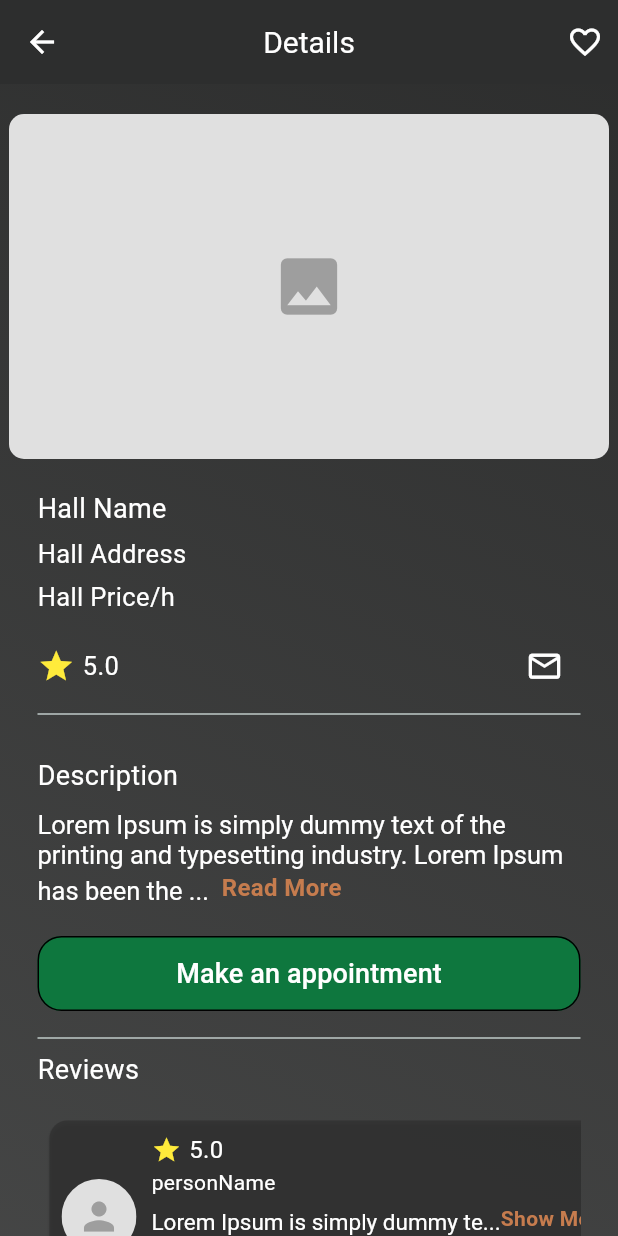
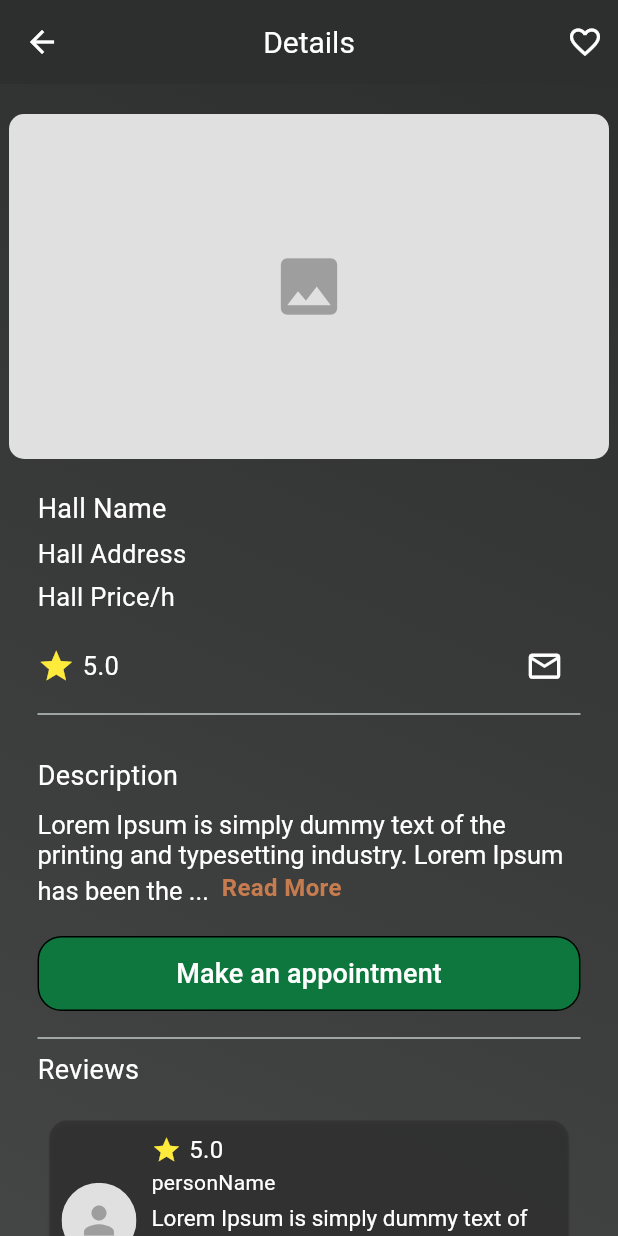
Before and after one commit to Siocic/rekreacija-ui, a Flutter app: the screen it shows after launch, after a tap on "LOGIN", after a tap on "Katolicki skolski centar", on a phone screen of 412 x 824 dp. Run offline on Flutter 3.47's test engine with Material 3 defaults, Android fonts, the light colour scheme and no system bars; our stand-ins replace google_fonts, syncfusion_flutter_calendar, syncfusion_flutter_datepicker.

Commit message:
changes on mobile app

```diff
--- a/rekreacija_mobile/lib/main.dart
+++ b/rekreacija_mobile/lib/main.dart
@@ -12,13 +12,12 @@ class MyApp extends StatelessWidget {
     return MaterialApp(
       title: 'Flutter Demo',
       theme: ThemeData(
-        colorScheme: ColorScheme.fromSeed(seedColor: Color.fromRGBO(14, 121, 115, 0)),
+        colorScheme: ColorScheme.fromSeed(seedColor: const Color.fromRGBO(14, 121, 115, 0)),
         useMaterial3: true,
       ),
       initialRoute: AppRoutes.login,
       routes: AppRoutes.getRoutes(),
       debugShowCheckedModeBanner: false,
-
     );
   }
 }
--- a/rekreacija_mobile/lib/screens/hall_details_screen.dart
+++ b/rekreacija_mobile/lib/screens/hall_details_screen.dart
@@ -1,6 +1,7 @@
 import 'package:flutter/material.dart';
 import 'package:google_fonts/google_fonts.dart';
 import 'package:rekreacija_mobile/widgets/custom_appbar.dart';
+import 'package:rekreacija_mobile/widgets/custom_decoration.dart';
 import 'package:rekreacija_mobile/widgets/review_card.dart';
 
 class HallDetailsScreen extends StatefulWidget {
@@ -11,7 +12,6 @@ class HallDetailsScreen extends StatefulWidget {
 
 class _HallDetailsScreenState extends State<HallDetailsScreen> {
   bool _isExpanded = false;
-  final bool _isCommentExapnded = false;
 
   @override
   Widget build(BuildContext context) {
@@ -36,12 +36,7 @@ class _HallDetailsScreenState extends State<HallDetailsScreen> {
       body: SingleChildScrollView(
         child: Container(
           width: double.infinity,
-          decoration: const BoxDecoration(
-            gradient: LinearGradient(colors: [
-              Color.fromARGB(225, 19, 19, 19),
-              Color.fromARGB(225, 49, 49, 49),
-            ], begin: Alignment.topRight, end: Alignment.bottomLeft),
-          ),
+          decoration: customDecoration,
           child: Column(
             crossAxisAlignment: CrossAxisAlignment.start,
             children: [
@@ -188,9 +183,12 @@ class _HallDetailsScreenState extends State<HallDetailsScreen> {
                     ),
                     const SizedBox(height: 5.0),
                     SizedBox(
-                      height: _isCommentExapnded ? 180.0 : 160.0,
-                      child: ListView.builder(
-                        scrollDirection: Axis.horizontal,
+                      height: 165.0 ,
+                      child: PageView.builder(
+                        controller: PageController(
+                          viewportFraction: 1.0,
+                          initialPage: 0
+                        ),
                         itemCount: 3,
                         itemBuilder: (context, index) {
                           return Padding(
--- a/rekreacija_mobile/lib/screens/homepage_screen.dart
+++ b/rekreacija_mobile/lib/screens/homepage_screen.dart
@@ -1,6 +1,7 @@
 import 'package:flutter/material.dart';
 import 'package:google_fonts/google_fonts.dart';
 import 'package:rekreacija_mobile/routes.dart';
+import 'package:rekreacija_mobile/widgets/custom_decoration.dart';
 import 'package:rekreacija_mobile/widgets/hall_card.dart';
 
 class HomePageScreen extends StatefulWidget {
@@ -45,16 +46,7 @@ class _HomePageScreen extends State<HomePageScreen> {
     return Container(
       width: double.infinity,
       height: double.infinity,
-      decoration: const BoxDecoration(
-        gradient: LinearGradient(
-          colors: [
-            Color.fromARGB(225, 19, 19, 19),
-            Color.fromARGB(225, 49, 49, 49),
-          ],
-          begin: Alignment.topRight,
-          end: Alignment.bottomLeft,
-        ),
-      ),
+      decoration: customDecoration,
       child: Center(
         child: Column(
           children: [
--- a/rekreacija_mobile/lib/screens/tabs_screen.dart
+++ b/rekreacija_mobile/lib/screens/tabs_screen.dart
@@ -22,17 +22,13 @@ class _TabsScreenState extends State<TabsScreen> {
   @override
   Widget build(BuildContext context) {
     Widget activePage = HomePageScreen();
-    var activePageTitle = '';
 
     if (_selectedPageIndex == 1) {
-      activePage = ObjektiScreen();
-      activePageTitle = 'Objekti';
+      activePage = const ObjektiScreen();
     } else if (_selectedPageIndex == 2) {
-      activePage = RezervacijeScreen();
-      activePageTitle = 'Rezervacije';
+      activePage = const RezervacijeScreen();
     } else if (_selectedPageIndex == 3) {
       activePage = ProfileScreen();
-      activePageTitle = 'Profil';
     }
 
     return Scaffold(
@@ -47,7 +43,7 @@ class _TabsScreenState extends State<TabsScreen> {
         items: const [
           BottomNavigationBarItem(icon: Icon(Icons.home), label: 'Home'),
           BottomNavigationBarItem(
-              icon: Icon(Icons.location_on_outlined), label: 'Objekti'),
+              icon: Icon(Icons.location_on_outlined), label: 'Objects'),
           BottomNavigationBarItem(
               icon: Icon(Icons.calendar_month), label: 'Reservation'),
           BottomNavigationBarItem(icon: Icon(Icons.person), label: 'Account'),
--- /dev/null
+++ b/rekreacija_mobile/lib/widgets/custom_decoration.dart
@@ -0,0 +1,8 @@
+import 'package:flutter/material.dart';
+
+const BoxDecoration customDecoration = BoxDecoration(
+  gradient: LinearGradient(colors: [
+    Color.fromARGB(225, 19, 19, 19),
+    Color.fromARGB(225, 49, 49, 49),
+  ], begin: Alignment.topRight, end: Alignment.bottomLeft),
+);
--- a/rekreacija_mobile/lib/widgets/review_card.dart
+++ b/rekreacija_mobile/lib/widgets/review_card.dart
@@ -12,11 +12,11 @@ class ReviewCard extends StatefulWidget {
       required this.personName,
       required this.comment});
 
+  @override
   State<StatefulWidget> createState() => _ReviewCardState();
 }
 
 class _ReviewCardState extends State<ReviewCard> {
-  bool _isCommentExapnded = false;
 
   @override
   Widget build(BuildContext context) {
@@ -67,28 +67,11 @@ class _ReviewCardState extends State<ReviewCard> {
                       text: TextSpan(
                         children: [
                           TextSpan(
-                            text: _isCommentExapnded
-                                ? widget.comment
-                                : widget.comment.substring(0, 30) + "...",
+                            text:  widget.comment,
+
                             style: GoogleFonts.suezOne(
                               color: Colors.white,
                               fontSize: 15.0,
-                            ),
-                          ),
-                          WidgetSpan(
-                            child: GestureDetector(
-                              onTap: () {
-                                setState(() {
-                                  _isCommentExapnded = !_isCommentExapnded;
-                                });
-                              },
-                              child: Text(
-                                _isCommentExapnded ? "Show Less" : "Show More",
-                                style: const TextStyle(
-                                    color: Color.fromRGBO(198, 124, 78, 1.0),
-                                    fontSize: 14.0,
-                                    fontWeight: FontWeight.bold),
-                              ),
                             ),
                           ),
                         ],
--- a/rekreacija_mobile/lib/widgets/sport_section.dart
+++ b/rekreacija_mobile/lib/widgets/sport_section.dart
@@ -20,7 +20,7 @@ class _SportSectionState extends State<SportSection> {
   Widget build(BuildContext context) {
     return Card(
       color: const Color.fromRGBO(49, 49, 49, 0.8),
-      margin: const EdgeInsets.symmetric(vertical: 8.0),
+      margin: const EdgeInsets.symmetric(vertical: 10.0),
       child: SizedBox(
         height: 120.0,
         child: Row(
```
Also changed, not shown: rekreacija_mobile/lib/screens/appointment_screen.dart (+64 -66 lines), rekreacija_mobile/lib/screens/hall_message_screen.dart (+2 -10 lines), rekreacija_mobile/lib/screens/hall_review_screen.dart (+2 -10 lines), rekreacija_mobile/lib/screens/messages_screen.dart (+2 -10 lines), rekreacija_mobile/lib/screens/notifications_screen.dart (+2 -10 lines), rekreacija_mobile/lib/screens/objekti_screen.dart (+19 -26 lines), rekreacija_mobile/lib/screens/profile_screen.dart (+2 -10 lines), rekreacija_mobile/lib/screens/rezervacije_screen.dart (+4 -12 lines).
